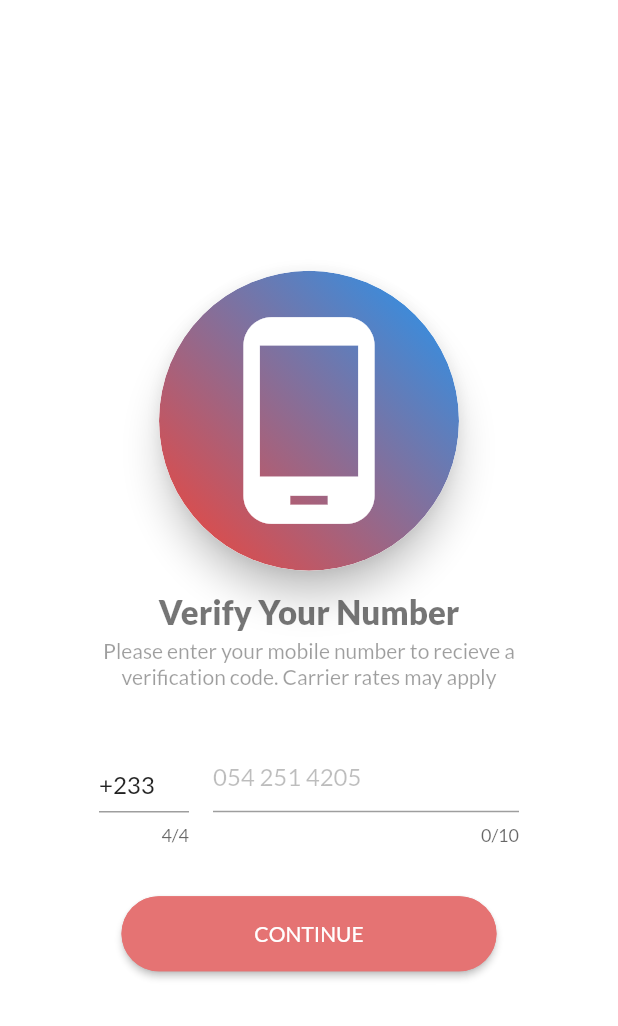
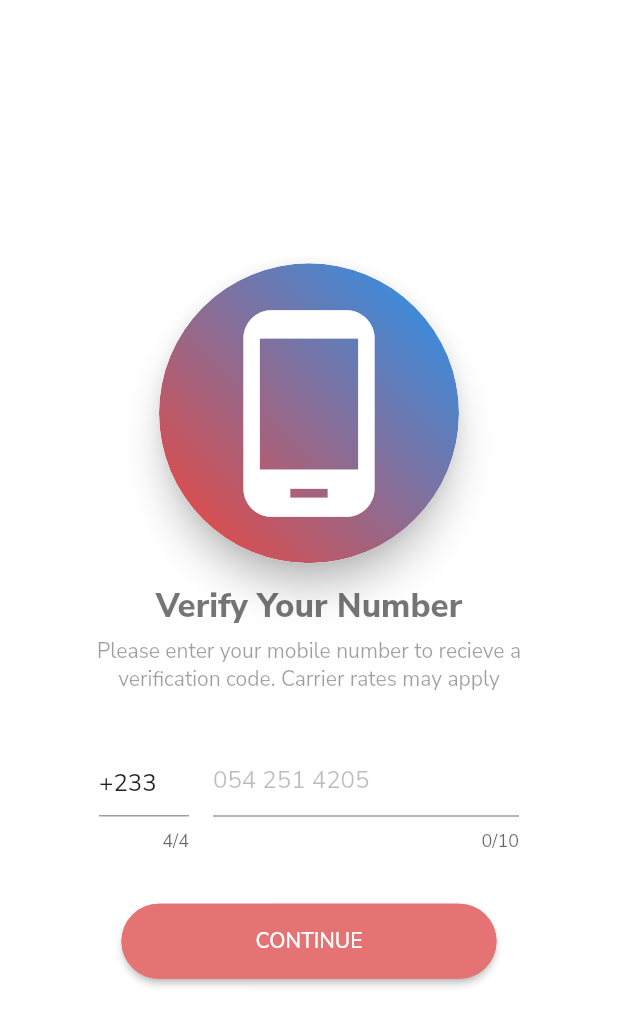
Before and after one commit to isaacllarbi/phone_authentication_flutter, a Flutter app: the screen it shows after launch, on a phone screen of 412 x 824 dp. Shown: the top 1026 px of the screen. Run offline on Flutter 3.47's test engine with Material 2 defaults, Android fonts, the phone set to English and light mode, and no system bars; our stand-ins replace firebase_auth, google_fonts; accounts and stored records are empty.

```diff
--- a/lib/main.dart
+++ b/lib/main.dart
@@ -20,7 +20,7 @@ class MyApp extends StatelessWidget {
         accentColor: Colors.redAccent,
         visualDensity: VisualDensity.adaptivePlatformDensity,
         // fontFamily: GoogleFonts.lato().fontFamily,
-        textTheme: GoogleFonts.latoTextTheme()
+        textTheme: GoogleFonts.nunitoSansTextTheme()
       ),
       home: StreamBuilder(
         stream: FirebaseAuth.instance.onAuthStateChanged,
```
